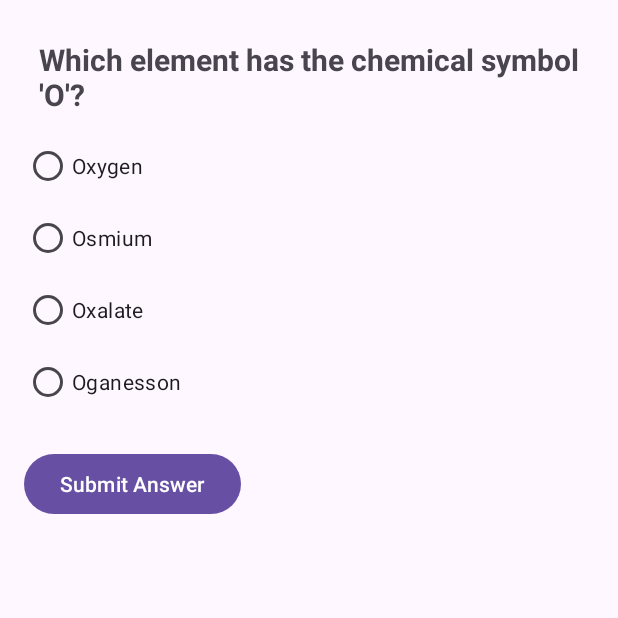
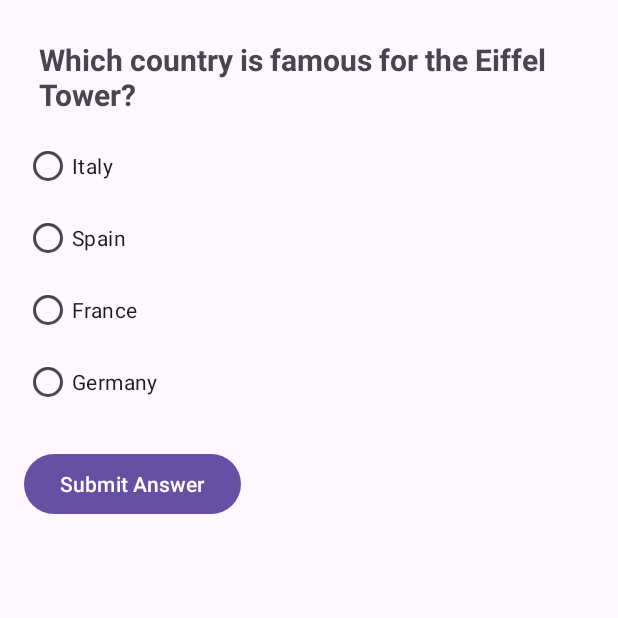
Before and after one commit to Harut2010/RandomQuiz, an Android app: the screen it shows after launch (MainActivity), on a phone screen of 412 x 824 dp, the top half of it. Run offline under Robolectric (Android 15) with nearby library versions, the phone set to English and light mode, and no system bars.

Commit message:
Quiz Commit2

```diff
--- a/app/src/main/java/com/example/randomquiz/MainActivity.java
+++ b/app/src/main/java/com/example/randomquiz/MainActivity.java
@@ -69,8 +69,44 @@ public class MainActivity extends AppCompatActivity {
         questionList.add(new Question("Which element has the chemical symbol 'O'?",
                 List.of("Oxygen", "Osmium", "Oxalate", "Oganesson"), 0));
 
-        questionList.add(new Question("What is the largest mammal on Earth?",
-                List.of("Blue Whale", "Elephant", "Giraffe", "Great White Shark"), 0));
+        questionList.add(new Question("Which ocean is the largest?",
+                List.of("Atlantic Ocean", "Indian Ocean", "Arctic Ocean", "Pacific Ocean"), 3));
+
+        questionList.add(new Question("Who painted the Mona Lisa?",
+                List.of("Vincent Van Gogh", "Pablo Picasso", "Leonardo da Vinci", "Claude Monet"), 2));
+
+        questionList.add(new Question("What is the boiling point of water in Celsius?",
+                List.of("90°C", "100°C", "110°C", "120°C"), 1));
+
+        questionList.add(new Question("Which gas do plants use for photosynthesis?",
+                List.of("Oxygen", "Carbon Dioxide", "Nitrogen", "Hydrogen"), 1));
+
+        questionList.add(new Question("What is the longest river in the world?",
+                List.of("Amazon River", "Nile River", "Mississippi River", "Yangtze River"), 1));
+
+        questionList.add(new Question("Who wrote 'Romeo and Juliet'?",
+                List.of("Charles Dickens", "William Shakespeare", "Mark Twain", "Jane Austen"), 1));
+
+        questionList.add(new Question("What is the largest desert in the world?",
+                List.of("Sahara Desert", "Antarctica", "Gobi Desert", "Kalahari Desert"), 1));
+
+        questionList.add(new Question("Which country is famous for the Eiffel Tower?",
+                List.of("Italy", "Spain", "France", "Germany"), 2));
+
+        questionList.add(new Question("What is the fastest land animal?",
+                List.of("Lion", "Cheetah", "Tiger", "Jaguar"), 1));
+
+        questionList.add(new Question("Which animal is known as the 'Ship of the Desert'?",
+                List.of("Elephant", "Horse", "Camel", "Donkey"), 2));
+
+        questionList.add(new Question("How many continents are there on Earth?",
+                List.of("5", "6", "7", "8"), 2));
+
+        questionList.add(new Question("What is the smallest country in the world?",
+                List.of("Monaco", "Vatican City", "Malta", "Liechtenstein"), 1));
+
+        questionList.add(new Question("Which is the longest mountain range in the world?",
+                List.of("Rocky Mountains", "Andes Mountains", "Himalayas", "Alps"), 1));
     }
 
     private void displayQuestion() {
```
